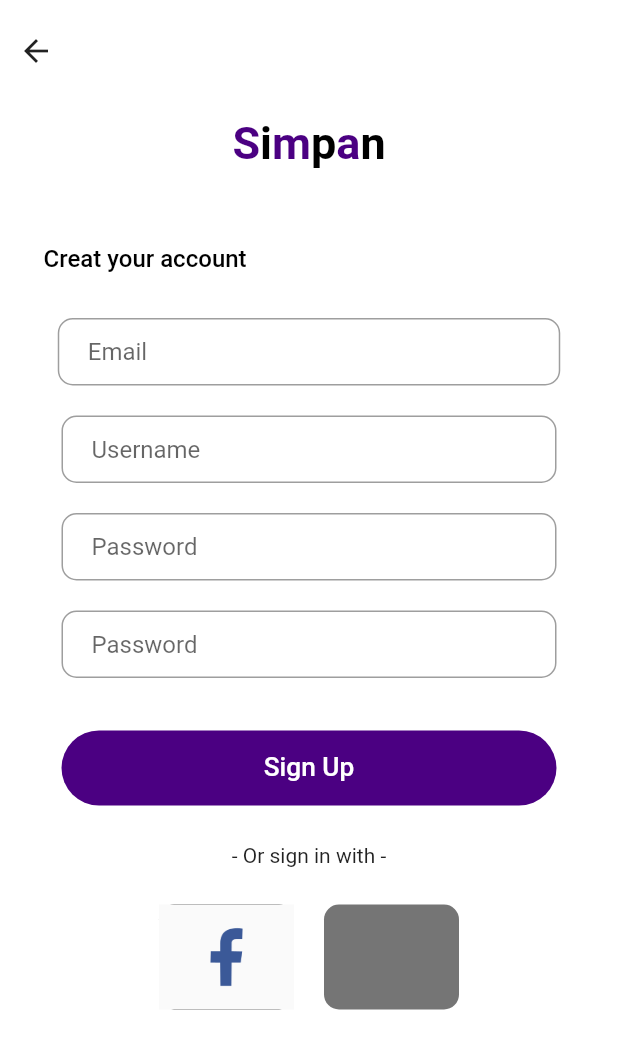
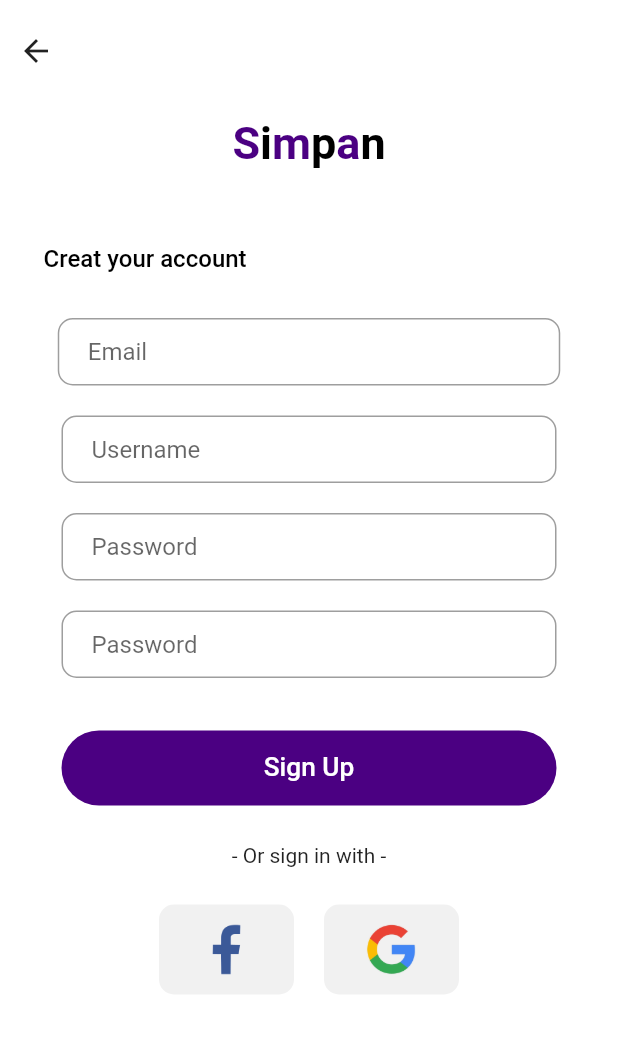
Before and after one commit to al-chakim/metlin, a Flutter app: the screen it shows after launch, after a tap on "Sign In", after a tap on "Sign Up", on a phone screen of 412 x 824 dp. Shown: the top 1049 px of the screen. Run offline on Flutter 3.47's test engine with Material 2 defaults, Android fonts, the phone set to English and light mode, and no system bars.

Commit message:
final page sign up & END

```diff
--- a/simpan/lib/ui/daftar.dart
+++ b/simpan/lib/ui/daftar.dart
@@ -220,15 +220,16 @@ class _DaftarState extends State<Daftar> {
                     mainAxisAlignment: MainAxisAlignment.center,
                     children: [
                       Container(
-                        height: 70,
+                        height: 60,
                         width: 90,
                         margin: EdgeInsets.only(
                           right: 10, left: 10, top: 10, bottom: 10),
                         decoration: BoxDecoration(
                           borderRadius: BorderRadius.circular(10),
-                          color: satu
+                          color: Color(0xffF1F1F1)
                         ),
                         child: Material(
+                          color: Colors.transparent,
                           child: InkWell(
                             onTap: (){},
                             child: Center(
@@ -238,13 +239,22 @@ class _DaftarState extends State<Daftar> {
                         ),
                       ),
                       Container(
-                        height: 70,
+                        height: 60,
                         width: 90,
                         margin: EdgeInsets.only(
                           right: 10, left: 10, top: 10, bottom: 10),
                         decoration: BoxDecoration(
                           borderRadius: BorderRadius.circular(10),
-                          color: Colors.black54
+                          color: Color(0xffF1F1F1)
+                        ),
+                        child: Material(
+                          color: Colors.transparent,
+                          child: InkWell(
+                            onTap: (){},
+                            child: Center(
+                              child: Image.asset('assets/gug.png', height: 50,)
+                            ),
+                          ),
                         ),
                       )
                     ],
--- a/simpan/lib/ui/login.dart
+++ b/simpan/lib/ui/login.dart
@@ -116,7 +116,7 @@ class _loginState extends State<login> {
                               bottom: 10),
                           decoration: BoxDecoration(
                               borderRadius: BorderRadius.circular(10),
-                              color: lima),
+                              color: Color(0xffF1F1F1)),
                           child: Material(
                             color: Colors.transparent,
                             child: InkWell(
```
Also changed, not shown: simpan/assets/fac.png.
